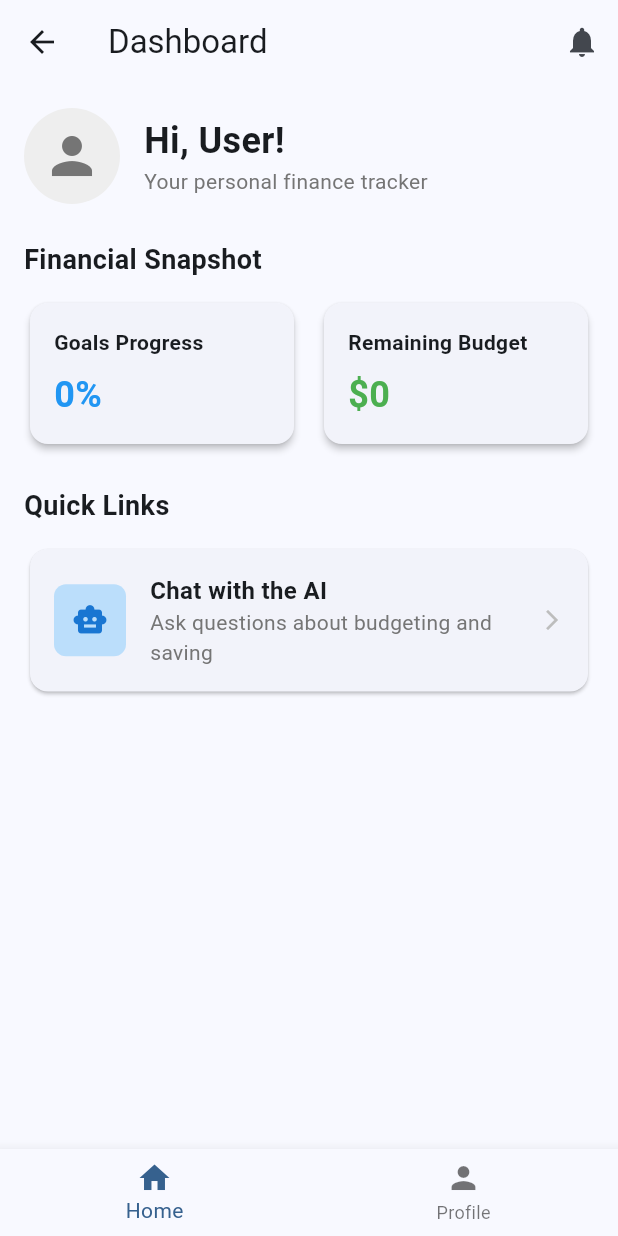
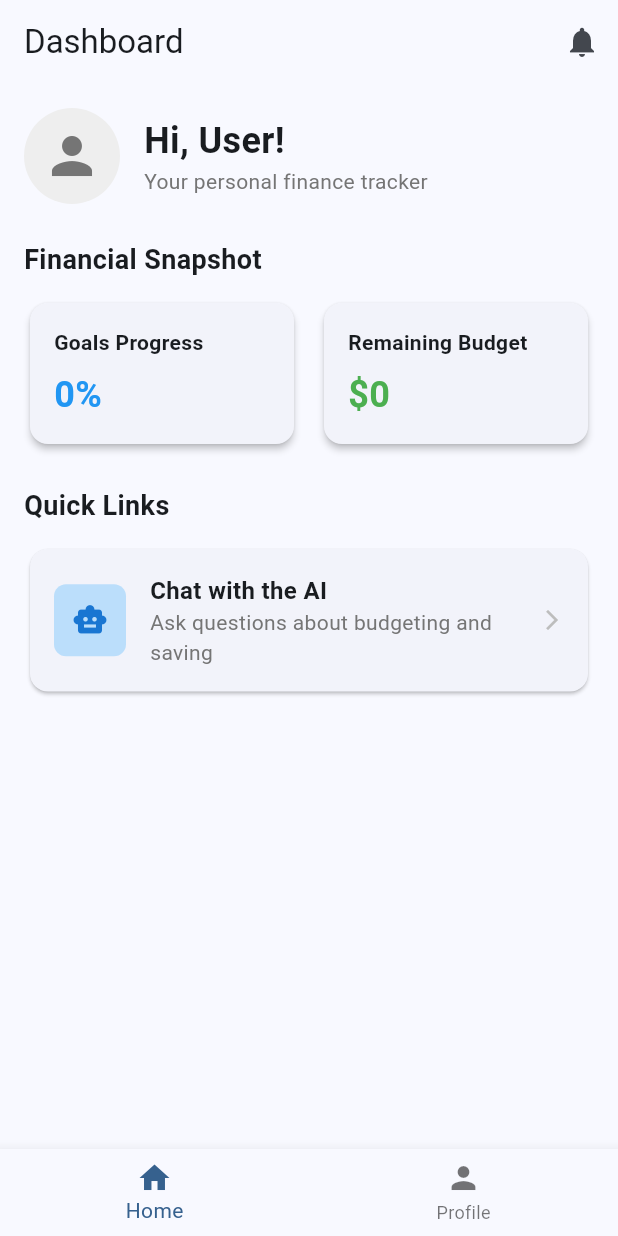
Before and after one commit to CampArquiUpc/Frontend-Pontebarbon, a Flutter app: the HomePage screen opened by its route, on a phone screen of 412 x 824 dp. Run offline on Flutter 3.47's test engine with Material 3 defaults, Android fonts, the phone set to English and light mode, and no system bars; our stand-ins replace permission_handler, sqflite; missing offline and left inert: flutter_sound; accounts and stored records are empty.

Commit message:
feat: add bottom navigation and conditional rendering for home and profile pages

```diff
--- a/lib/screens/home_page.dart
+++ b/lib/screens/home_page.dart
@@ -13,6 +13,7 @@ class HomePage extends StatefulWidget {
 
 class _HomePageState extends State<HomePage> {
   bool _isLoading = true;
+  int _currentIndex = 0;
 
   @override
   void initState() {
@@ -34,7 +35,8 @@ class _HomePageState extends State<HomePage> {
 
     return Scaffold(
       appBar: AppBar(
-        title: const Text('Dashboard'),
+        automaticallyImplyLeading: false, // Hide the back button
+        title: Text(_currentIndex == 0 ? 'Dashboard' : 'Profile'),
         actions: [
           IconButton(
             icon: const Icon(Icons.notifications),
@@ -44,28 +46,15 @@ class _HomePageState extends State<HomePage> {
           ),
         ],
       ),
+      // Use a conditional to determine which page to show based on currentIndex
       body: _isLoading
           ? const Center(child: CircularProgressIndicator())
-          : SingleChildScrollView(
-        padding: const EdgeInsets.all(16.0),
-        child: Column(
-          crossAxisAlignment: CrossAxisAlignment.start,
-          children: [
-            // Header Section
-            _buildHeaderSection(),
-            const SizedBox(height: 24),
-
-            // Financial Snapshot Section
-            _buildFinancialSnapshotSection(),
-            const SizedBox(height: 24),
-
-            // Quick Links Section
-            _buildQuickLinksSection(context),
-          ],
-        ),
-      ),
+          : _currentIndex == 0
+          ? _buildHomeContent()
+          : const ProfilePage(),
       bottomNavigationBar: BottomNavigationBar(
-        currentIndex: 0,
+        // Use the _currentIndex variable for the current index
+        currentIndex: _currentIndex,
         items: const [
           BottomNavigationBarItem(
             icon: Icon(Icons.home),
@@ -77,15 +66,32 @@ class _HomePageState extends State<HomePage> {
           ),
         ],
         onTap: (index) {
-          if (index == 1) {
-            Navigator.push(
-              context,
-              MaterialPageRoute(
-                builder: (context) => const ProfilePage(),
-              ),
-            );
-          }
+          // Update the state when a new tab is selected
+          setState(() {
+            _currentIndex = index;
+          });
         },
+      ),
+    );
+  }
+
+  Widget _buildHomeContent() {
+    return SingleChildScrollView(
+      padding: const EdgeInsets.all(16.0),
+      child: Column(
+        crossAxisAlignment: CrossAxisAlignment.start,
+        children: [
+          // Header Section
+          _buildHeaderSection(),
+          const SizedBox(height: 24),
+
+          // Financial Snapshot Section
+          _buildFinancialSnapshotSection(),
+          const SizedBox(height: 24),
+
+          // Quick Links Section
+          _buildQuickLinksSection(context),
+        ],
       ),
     );
   }
```
Also changed, not shown: lib/screens/profile_page.dart (+2 -7 lines).
